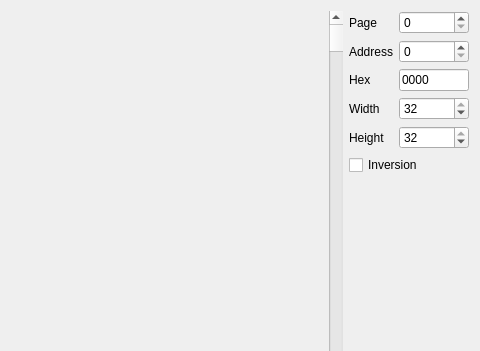
Qt form ui/memviewer.ui (samstyle/Xpeccy) before a commit; both pictures show x 200 to 680 and y 0 to 351 of the 680 by 534 pixel window.
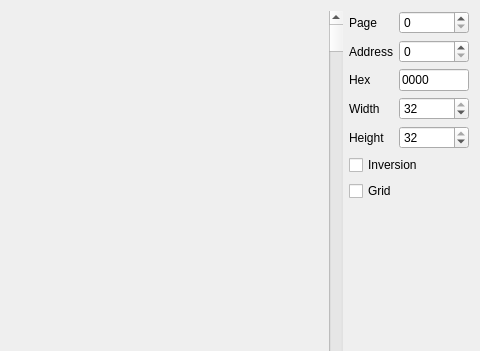
The same form after that commit. Icons and pictures are not drawn.

Commit message: build 20170309 [+] CPU: Z80 WAIT signal implementation [+] CPU: LR35902 opcode repeating after DI:HALT [+] Showing 8x8 grid in the memory scanner [+] Fix tape play/rec sound [+] Refactoring of keyboard scancode procedure [+] Fix romset loading (didn't worked in osx)

```diff
--- a/ui/memviewer.ui
+++ b/ui/memviewer.ui
@@ -136,15 +136,18 @@
       </layout>
      </item>
      <item>
-      <layout class="QHBoxLayout" name="horizontalLayout_3">
-       <item>
-        <widget class="QCheckBox" name="tbInvert">
+      <widget class="QCheckBox" name="cbInvert">
          <property name="text">
           <string>Inversion</string>
          </property>
         </widget>
        </item>
-      </layout>
+     <item>
+      <widget class="QCheckBox" name="cbGrid">
+       <property name="text">
+        <string>Grid</string>
+       </property>
+      </widget>
      </item>
      <item>
       <spacer name="verticalSpacer">
```
Lines whose indentation alone changed are shown as unchanged. The commit also changes 13 other files.
